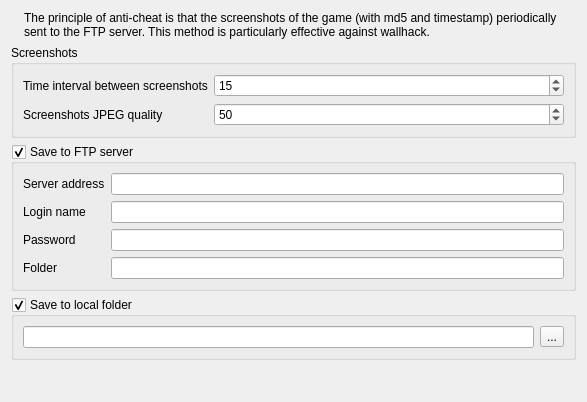
Qt form src/anticheat/settings_widget.ui (navrocky/urtconnector) before a commit.
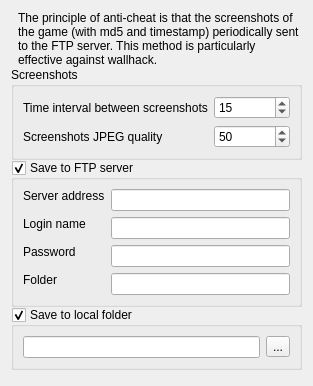
The same form after that commit. Icons and pictures are not drawn.

What changed in the file:
```diff
--- a/src/anticheat/settings_widget.ui
+++ b/src/anticheat/settings_widget.ui
@@ -6,16 +6,31 @@
    <rect>
     <x>0</x>
     <y>0</y>
-    <width>587</width>
-    <height>402</height>
+    <width>313</width>
+    <height>386</height>
    </rect>
   </property>
+  <property name="minimumSize">
+   <size>
+    <width>0</width>
+    <height>386</height>
+   </size>
+  </property>
   <property name="windowTitle">
    <string>Form</string>
   </property>
   <layout class="QVBoxLayout" name="verticalLayout">
+   <property name="spacing">
+    <number>0</number>
+   </property>
+   <property name="sizeConstraint">
+    <enum>QLayout::SetMinimumSize</enum>
+   </property>
    <item>
     <layout class="QHBoxLayout" name="horizontalLayout">
+     <property name="sizeConstraint">
+      <enum>QLayout::SetDefaultConstraint</enum>
+     </property>
      <item>
       <widget class="QLabel" name="label_4">
        <property name="sizePolicy">
@@ -46,10 +61,16 @@
    </item>
    <item>
     <widget class="QGroupBox" name="groupBox_2">
+     <property name="sizePolicy">
+      <sizepolicy hsizetype="Preferred" vsizetype="Preferred">
+       <horstretch>0</horstretch>
+       <verstretch>0</verstretch>
+      </sizepolicy>
+     </property>
      <property name="title">
       <string>Screenshots</string>
      </property>
-     <layout class="QVBoxLayout" name="verticalLayout_2">
+     <layout class="QHBoxLayout" name="horizontalLayout_3">
       <item>
        <layout class="QFormLayout" name="formLayout">
         <item row="0" column="0">
@@ -114,8 +135,17 @@
      <layout class="QHBoxLayout" name="horizontalLayout_4">
       <item>
        <layout class="QFormLayout" name="formLayout_2">
+        <property name="fieldGrowthPolicy">
+         <enum>QFormLayout::ExpandingFieldsGrow</enum>
+        </property>
         <item row="0" column="0">
          <widget class="QLabel" name="label_5">
+          <property name="sizePolicy">
+           <sizepolicy hsizetype="Preferred" vsizetype="Fixed">
+            <horstretch>0</horstretch>
+            <verstretch>0</verstretch>
+           </sizepolicy>
+          </property>
           <property name="text">
            <string>Server address</string>
           </property>
@@ -130,6 +160,12 @@
         </item>
         <item row="1" column="0">
          <widget class="QLabel" name="label_6">
+          <property name="sizePolicy">
+           <sizepolicy hsizetype="Preferred" vsizetype="Fixed">
+            <horstretch>0</horstretch>
+            <verstretch>0</verstretch>
+           </sizepolicy>
+          </property>
           <property name="text">
            <string>Login name</string>
           </property>
@@ -140,6 +176,12 @@
         </item>
         <item row="2" column="0">
          <widget class="QLabel" name="label_7">
+          <property name="sizePolicy">
+           <sizepolicy hsizetype="Preferred" vsizetype="Fixed">
+            <horstretch>0</horstretch>
+            <verstretch>0</verstretch>
+           </sizepolicy>
+          </property>
           <property name="text">
            <string>Password</string>
           </property>
@@ -153,6 +195,12 @@
         </item>
         <item row="3" column="0">
          <widget class="QLabel" name="label_8">
+          <property name="sizePolicy">
+           <sizepolicy hsizetype="Preferred" vsizetype="Fixed">
+            <horstretch>0</horstretch>
+            <verstretch>0</verstretch>
+           </sizepolicy>
+          </property>
           <property name="text">
            <string>Folder</string>
           </property>
@@ -171,7 +219,15 @@
      <property name="checkable">
       <bool>true</bool>
      </property>
+     <layout class="QHBoxLayout" name="horizontalLayout_5">
+      <property name="sizeConstraint">
+       <enum>QLayout::SetDefaultConstraint</enum>
+      </property>
+      <item>
      <layout class="QHBoxLayout" name="horizontalLayout_2">
+        <property name="sizeConstraint">
+         <enum>QLayout::SetDefaultConstraint</enum>
+        </property>
       <item>
        <widget class="QLineEdit" name="local_folder_edit">
         <property name="toolTip">
@@ -194,6 +250,8 @@
        </widget>
       </item>
      </layout>
+      </item>
+     </layout>
     </widget>
    </item>
    <item>
@@ -201,10 +259,13 @@
      <property name="orientation">
       <enum>Qt::Vertical</enum>
      </property>
+     <property name="sizeType">
+      <enum>QSizePolicy::Expanding</enum>
+     </property>
      <property name="sizeHint" stdset="0">
       <size>
-       <width>20</width>
-       <height>40</height>
+       <width>0</width>
+       <height>0</height>
       </size>
      </property>
     </spacer>
```
Left out of the diff: 7 changed lines with no effect on the pictures. Lines whose indentation alone changed are shown as unchanged.
